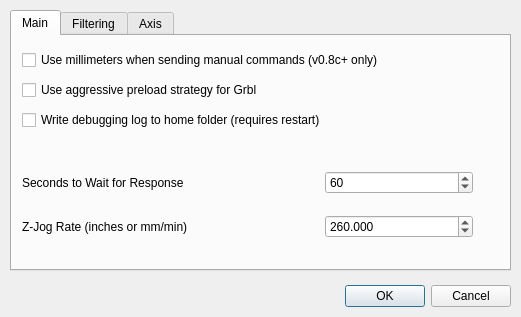
This is options.ui in apsystems/GrblHoming as Qt 5 draws it before an edit. The edited form follows.
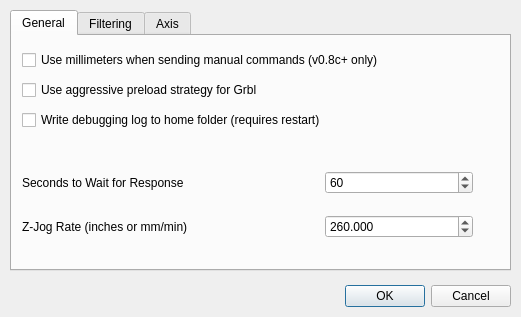
This is the edited form. The open tabs and pages were chosen to show the change.

Commit message: Changed options tab name from Main to General

```diff
--- a/options.ui
+++ b/options.ui
@@ -27,7 +27,7 @@
    </property>
    <widget class="QWidget" name="tab_main">
     <attribute name="title">
-     <string>Main</string>
+     <string>General</string>
     </attribute>
     <widget class="QWidget" name="gridLayoutWidget_2">
      <property name="geometry">
```
Left out of the diff: 4 changed lines with no effect on the pictures.
